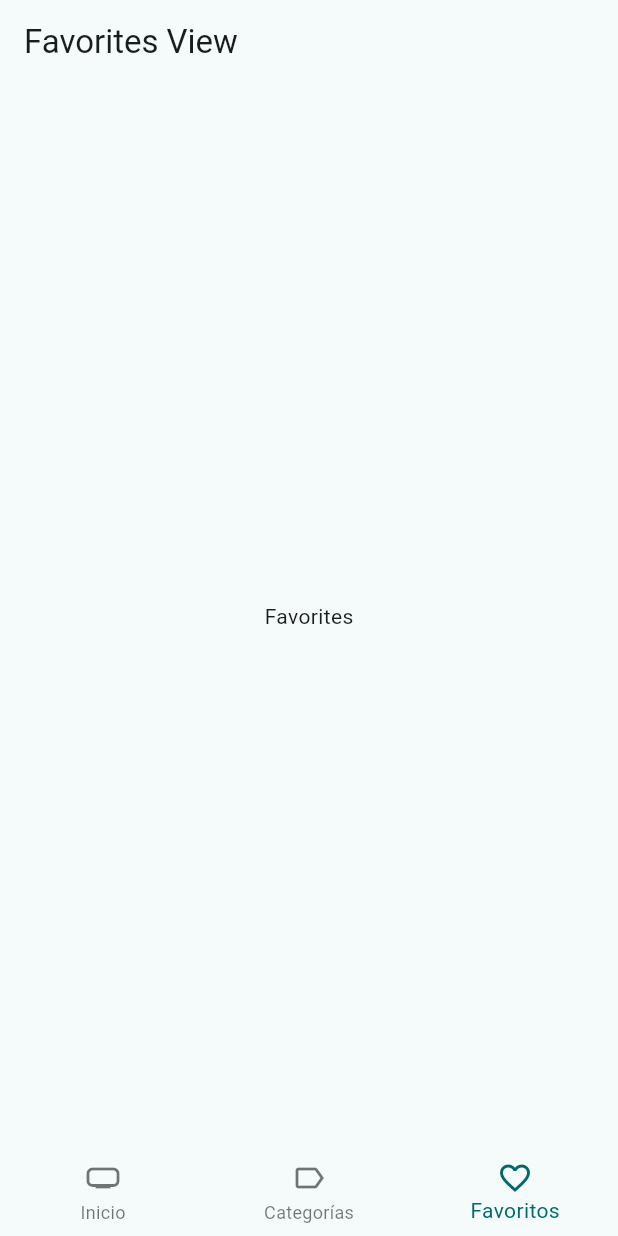
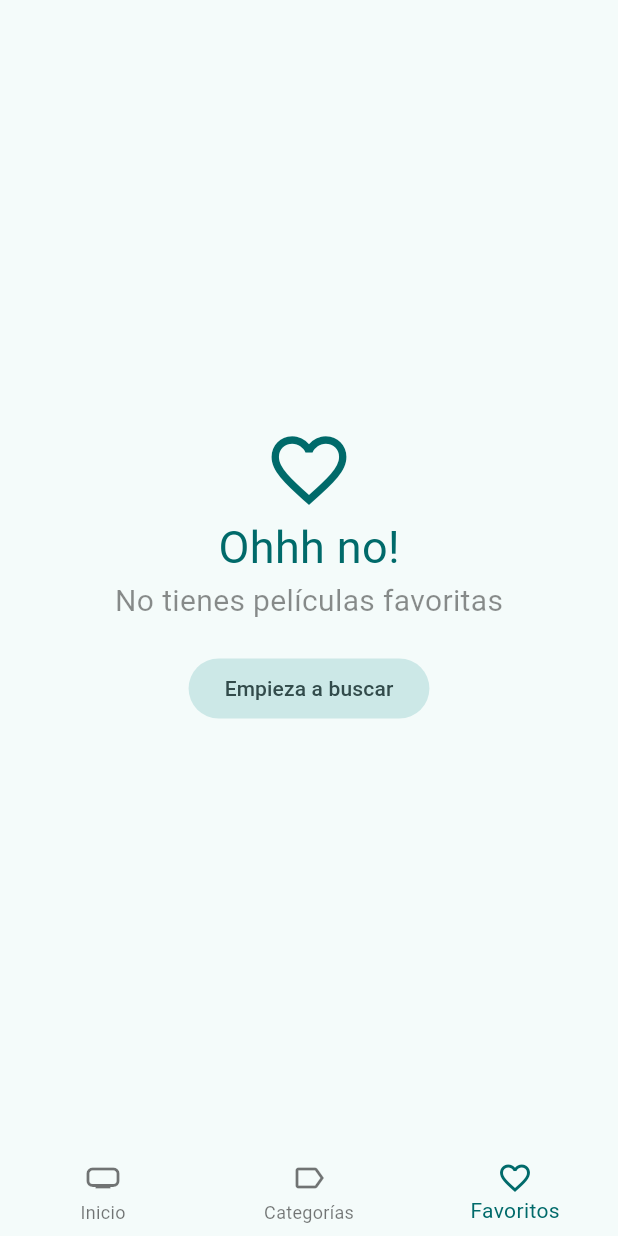
Before and after one commit to Rasobe/FlutterLearning, a Flutter app: the screen it shows after launch, item 3 of the bottom bar chosen, on a phone screen of 412 x 824 dp. Run offline on Flutter 3.47's test engine with Material 3 defaults, Android fonts, the light colour scheme and no system bars; our stand-ins replace animate_do, card_swiper, dio, flutter_dotenv, flutter_riverpod, go_router and 2 more; accounts and stored records are empty; generated files the repository leaves out were written again; network calls fail.

Commit message:
Sección 17 acabada

```diff
--- a/cinemapedia/lib/presentation/providers/providers.dart
+++ b/cinemapedia/lib/presentation/providers/providers.dart
@@ -5,3 +5,6 @@
 export 'actors/actors_by_movie_provider.dart';
 export 'actors/actors_repository_provider.dart';
 export 'search/search_movies_provider.dart';
+export 'storage/local_storage_provider.dart';
+export 'storage/favorite_movies_provider.dart';
+export 'movies/movie_details_provider.dart';
--- /dev/null
+++ b/cinemapedia/lib/presentation/providers/storage/local_storage_provider.dart
@@ -0,0 +1,6 @@
+import 'package:cinemapedia/infrastructure/datasources/isar_datasource.dart';
+import 'package:cinemapedia/infrastructure/repositories/local_storage_repository_impl.dart';
+import 'package:flutter_riverpod/flutter_riverpod.dart';
+
+final localStorageRepositoryProvider =
+    Provider((ref) => LocalStorageRepositoryImpl(IsarDatasource()));
--- a/cinemapedia/lib/presentation/views/movies/favorites_view.dart
+++ b/cinemapedia/lib/presentation/views/movies/favorites_view.dart
@@ -1,15 +1,72 @@
+import 'package:cinemapedia/presentation/providers/providers.dart';
+import 'package:cinemapedia/presentation/widgets/widgets.dart';
 import 'package:flutter/material.dart';
+import 'package:flutter_riverpod/flutter_riverpod.dart';
+import 'package:go_router/go_router.dart';
 
-class FavoritesView extends StatelessWidget {
+class FavoritesView extends ConsumerStatefulWidget {
   const FavoritesView({super.key});
 
   @override
+  FavoritesViewState createState() => FavoritesViewState();
+}
+
+class FavoritesViewState extends ConsumerState<FavoritesView> {
+  bool isLastPage = false;
+  bool isLoading = false;
+
+  @override
+  void initState() {
+    super.initState();
+    loadNextPage();
+  }
+
+  void loadNextPage() async {
+    if (isLoading || isLastPage) return;
+    isLoading = true;
+
+    final movies =
+        await ref.read(favoriteMoviesProvider.notifier).loadNextPage();
+    isLoading = false;
+
+    if (movies.isEmpty) {
+      isLastPage = true;
+    }
+  }
+
+  @override
   Widget build(BuildContext context) {
-    return Scaffold(
-      appBar: AppBar(title: Text('Favorites View')),
-      body: const Center(
-        child: Text('Favorites'),
-      ),
-    );
+    final favoriteMovies = ref.watch(favoriteMoviesProvider).values.toList();
+
+    if (favoriteMovies.isEmpty) {
+      final colors = Theme.of(context).colorScheme;
+      return Center(
+        child: Column(
+          mainAxisAlignment: MainAxisAlignment.center,
+          crossAxisAlignment: CrossAxisAlignment.center,
+          children: [
+            Icon(
+              Icons.favorite_outline_sharp,
+              size: 60,
+              color: colors.primary,
+            ),
+            Text(
+              'Ohhh no!',
+              style: TextStyle(fontSize: 30, color: colors.primary),
+            ),
+            const Text(
+              'No tienes películas favoritas',
+              style: TextStyle(fontSize: 20, color: Colors.black45),
+            ),
+            const SizedBox(height: 20),
+            FilledButton.tonal(
+                onPressed: () => context.go('/home/0'),
+                child: const Text('Empieza a buscar'))
+          ],
+        ),
+      );
+    }
+
+    return Scaffold(body: MovieMasonry(movies: favoriteMovies));
   }
 }
--- a/cinemapedia/lib/presentation/widgets/shared/custom_appbar.dart
+++ b/cinemapedia/lib/presentation/widgets/shared/custom_appbar.dart
@@ -42,7 +42,7 @@
                       ),
                     ).then((movie) {
                       if (movie == null) return;
-                      context.push('/movie/${movie.id}');
+                      context.push('/home/0/movie/${movie.id}');
                     });
                   },
                   icon: const Icon(Icons.search))
--- a/cinemapedia/lib/presentation/widgets/widgets.dart
+++ b/cinemapedia/lib/presentation/widgets/widgets.dart
@@ -3,3 +3,5 @@
 export 'shared/custom_bottom_navigationbar.dart';
 export 'movies/movie_horizontal_listview.dart';
 export 'shared/full_screen_loader.dart';
+export 'movies/movie_masonry.dart';
+export 'movies/movie_poster_link.dart';
--- a/cinemapedia/pubspec.yaml
+++ b/cinemapedia/pubspec.yaml
@@ -36,13 +36,19 @@
     sdk: flutter
   flutter_dotenv: ^5.1.0
   flutter_riverpod: ^2.5.1
+  flutter_staggered_grid_view: ^0.7.0
   go_router: ^13.2.1
   intl: ^0.19.0
+  isar: ^3.1.0+1
+  isar_flutter_libs: ^3.1.0+1
+  path_provider: ^2.1.3
 
 dev_dependencies:
+  build_runner: ^2.4.9
   flutter_lints: ^2.0.0
   flutter_test:
     sdk: flutter
+  isar_generator: ^3.1.0+1
 
 # For information on the generic Dart part of this file, see the
 # following page: https://dart.dev/tools/pub/pubspec
```
Also changed, not shown: cinemapedia/lib/domain/datasources/local_storage_datasource.dart (added, +7 -0 lines), cinemapedia/lib/domain/entities/movie.dart (+7 -0 lines), cinemapedia/lib/domain/repositories/local_storage_repository.dart (added, +7 -0 lines), cinemapedia/lib/infrastructure/datasources/isar_datasource.dart (added, +53 -0 lines), cinemapedia/lib/infrastructure/repositories/local_storage_repository_impl.dart (added, +24 -0 lines), cinemapedia/lib/presentation/providers/storage/favorite_movies_provider.dart (added, +43 -0 lines), cinemapedia/lib/presentation/screens/movies/movie_screen.dart (+83 -24 lines), cinemapedia/lib/presentation/widgets/movies/movie_masonry.dart (added, +65 -0 lines), cinemapedia/lib/presentation/widgets/movies/movie_poster_link.dart (added, +23 -0 lines), cinemapedia/lib/domain/entities/movie.g.dart (added), cinemapedia/pubspec.lock, 7 other files.
